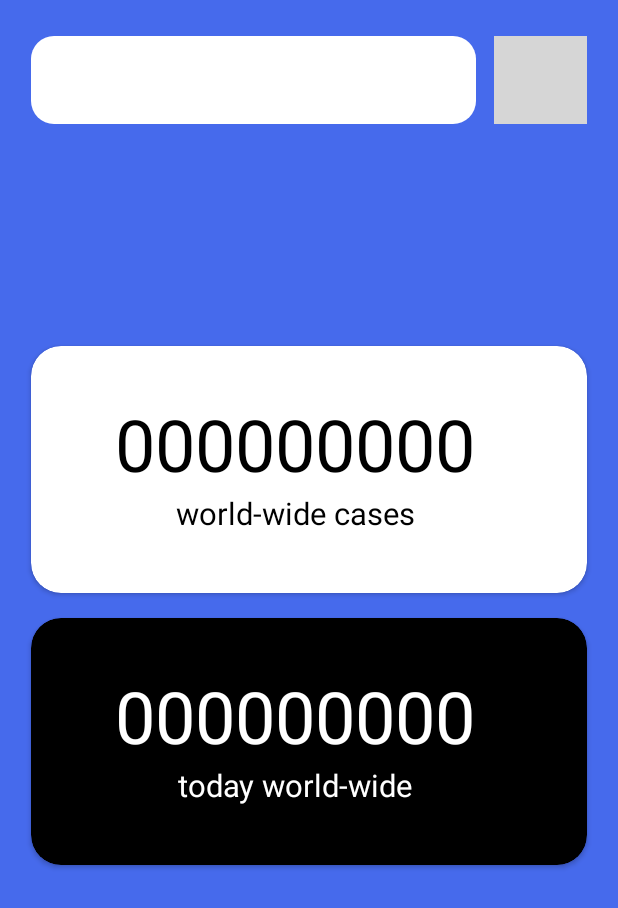
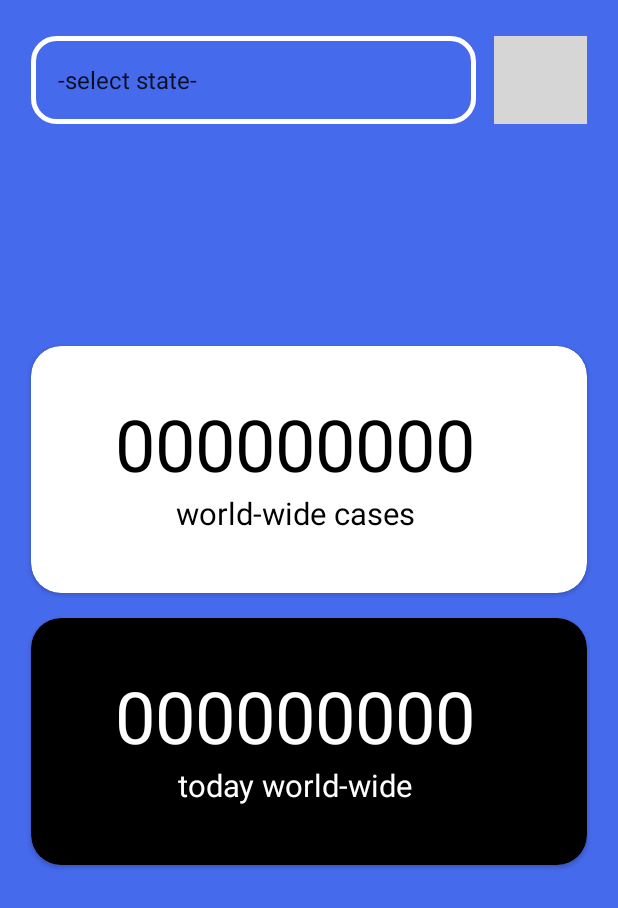
Before and after one commit to vishal206/corona_tracker, an Android app: the HomeActivity screen opened directly, with no data from a screen before it, on a phone screen of 412 x 824 dp. Shown: the top 908 px of the screen. Run offline under Robolectric (Android 15) with nearby library versions, the phone set to English and light mode, and no system bars; our stand-ins replace Volley; network calls fail; 1 statement that could not run was skipped; grey boxes are pictures that could not be loaded.

Commit message:
back-end completed

```diff
--- a/app/src/main/java/com/example/corona_tracker/HomeActivity.java
+++ b/app/src/main/java/com/example/corona_tracker/HomeActivity.java
@@ -2,7 +2,14 @@ package com.example.corona_tracker;
 
 import androidx.appcompat.app.AppCompatActivity;
 
+import android.content.Intent;
+import android.media.Image;
 import android.os.Bundle;
+import android.view.View;
+import android.widget.AdapterView;
+import android.widget.ArrayAdapter;
+import android.widget.ImageButton;
+import android.widget.Spinner;
 import android.widget.TextView;
 import android.widget.Toast;
 
@@ -16,9 +23,12 @@ import com.android.volley.toolbox.Volley;
 import org.json.JSONException;
 import org.json.JSONObject;
 
-public class HomeActivity extends AppCompatActivity {
+public class HomeActivity extends AppCompatActivity implements AdapterView.OnItemSelectedListener {
 
     private TextView tv_wwCases,tv_todayww;
+    private Spinner spinnerSelect;
+    private ImageButton ibtn_selectState;
+    private String valueFromSpinner;
     @Override
     protected void onCreate(Bundle savedInstanceState) {
         super.onCreate(savedInstanceState);
@@ -26,6 +36,31 @@ public class HomeActivity extends AppCompatActivity {
 
         tv_wwCases=findViewById(R.id.tv_wwCases);
         tv_todayww=findViewById(R.id.tv_todayww);
+        spinnerSelect=findViewById(R.id.spinnerSelect);
+        ibtn_selectState=findViewById(R.id.ibtn_selectState);
+
+
+
+        String[] statesArray=getResources().getStringArray(R.array.states);
+        ArrayAdapter adapter=new ArrayAdapter(this, android.R.layout.simple_spinner_item,statesArray);
+        adapter.setDropDownViewResource(android.R.layout.simple_spinner_dropdown_item);
+        spinnerSelect.setAdapter(adapter);
+
+        spinnerSelect.setOnItemSelectedListener(this);
+
+        ibtn_selectState.setOnClickListener(new View.OnClickListener() {
+            @Override
+            public void onClick(View v) {
+                if(valueFromSpinner.equals("-select state-")){
+                    Toast.makeText(HomeActivity.this, "select the state", Toast.LENGTH_SHORT).show();
+                }
+                else{
+                    Intent intent=new Intent(HomeActivity.this,stateActivity.class);
+                    intent.putExtra("state",valueFromSpinner);
+                    startActivity(intent);
+                }
+            }
+        });
 
         fetchdata();
     }
@@ -57,4 +92,17 @@ public class HomeActivity extends AppCompatActivity {
         RequestQueue requestQueue= Volley.newRequestQueue(this);
         requestQueue.add(request);
     }
+
+
+    @Override
+    public void onItemSelected(AdapterView<?> parent, View view, int position, long id) {
+        if(parent.getId()==R.id.spinnerSelect){
+            valueFromSpinner=parent.getItemAtPosition(position).toString();
+        }
+    }
+
+    @Override
+    public void onNothingSelected(AdapterView<?> parent) {
+
+    }
 }
--- a/app/src/main/res/drawable/ic_baseline_arrow_forward_24.xml
+++ b/app/src/main/res/drawable/ic_baseline_arrow_forward_24.xml
@@ -1,5 +1,5 @@
-<vector android:height="64dp" android:tint="#FFFFFF"
+<vector android:height="24dp" android:tint="#FFFFFF"
     android:viewportHeight="24" android:viewportWidth="24"
-    android:width="64dp" xmlns:android="http://schemas.android.com/apk/res/android">
+    android:width="24dp" xmlns:android="http://schemas.android.com/apk/res/android">
     <path android:fillColor="@android:color/white" android:pathData="M12,4l-1.41,1.41L16.17,11H4v2h12.17l-5.58,5.59L12,20l8,-8z"/>
 </vector>
--- /dev/null
+++ b/app/src/main/res/drawable/my_spinner.xml
@@ -0,0 +1,5 @@
+<?xml version="1.0" encoding="utf-8"?>
+<shape xmlns:android="http://schemas.android.com/apk/res/android" android:shape="rectangle">
+    <stroke android:color="@color/white" android:width="3dp"/>
+    <corners android:radius="15dp"/>
+</shape>
--- a/app/src/main/res/layout/activity_home.xml
+++ b/app/src/main/res/layout/activity_home.xml
@@ -8,16 +8,18 @@
     tools:context=".HomeActivity">
 
     <Spinner
+        android:id="@+id/spinnerSelect"
         android:layout_width="0dp"
         android:layout_height="0dp"
-        android:background="@drawable/my_button"
+        android:paddingHorizontal="10dp"
+        android:background="@drawable/my_spinner"
         app:layout_constraintBottom_toTopOf="@+id/guideline9"
         app:layout_constraintEnd_toStartOf="@+id/guideline7"
         app:layout_constraintStart_toStartOf="@+id/guideline6"
         app:layout_constraintTop_toTopOf="@+id/guideline8" />
 
     <ImageButton
-        android:id="@+id/imageButton"
+        android:id="@+id/ibtn_selectState"
         android:layout_width="0dp"
         android:layout_height="0dp"
         android:background="@drawable/my_button_black"
--- /dev/null
+++ b/app/src/main/res/values/arrays.xml
@@ -0,0 +1,43 @@
+<?xml version="1.0" encoding="utf-8"?>
+<resources>
+    <string-array name="states">
+        <item>-select state-</item>
+        <item>AN</item>
+        <item>AP</item>
+        <item>AR</item>
+        <item>AS</item>
+        <item>BR</item>
+        <item>CH</item>
+        <item>CT</item>
+        <item>DL</item>
+        <item>DN</item>
+        <item>GA</item>
+        <item>GJ</item>
+        <item>HP</item>
+        <item>HR</item>
+        <item>JH</item>
+        <item>JK</item>
+        <item>KA</item>
+        <item>KL</item>
+        <item>LA</item>
+        <item>LD</item>
+        <item>MH</item>
+        <item>ML</item>
+        <item>MN</item>
+        <item>MP</item>
+        <item>MZ</item>
+        <item>NL</item>
+        <item>OR</item>
+        <item>PB</item>
+        <item>PY</item>
+        <item>RJ</item>
+        <item>SK</item>
+        <item>TG</item>
+        <item>TN</item>
+        <item>TR</item>
+        <item>TT</item>
+        <item>UP</item>
+        <item>UT</item>
+        <item>WB</item>
+    </string-array>
+</resources>
```
Also changed, not shown: app/src/main/java/com/example/corona_tracker/stateActivity.java (+67 -0 lines), app/src/main/res/layout/activity_state.xml (+11 -10 lines), app/src/main/res/drawable/corona_tracker_logo.png (added), app/src/main/res/drawable/virus.png (added).
